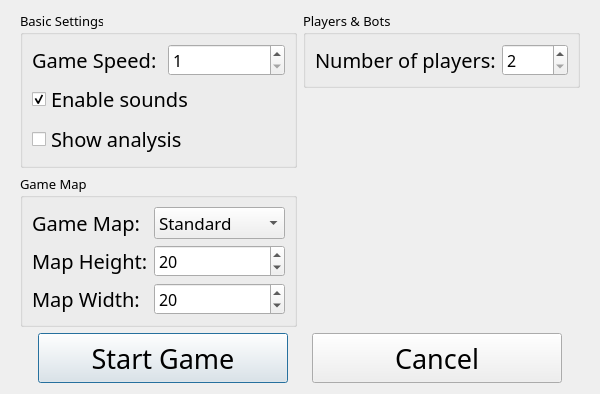
The window that src/ui/localGameDialog/localGameDialog.ui (SZXC-WG/LocalGen-new) describes before a commit, drawn with Qt 5.
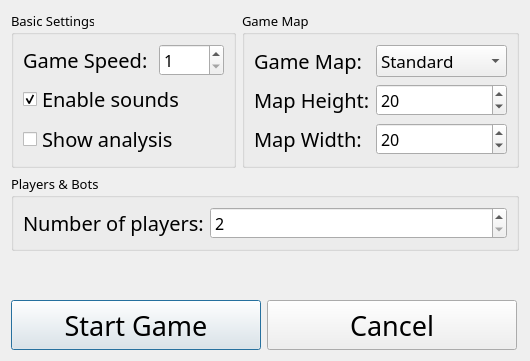
The same window after the commit. Custom widgets are drawn as their Qt base class.

Commit message: upd(localGameDialog): improve UI

```diff
--- a/src/ui/localGameDialog/localGameDialog.ui
+++ b/src/ui/localGameDialog/localGameDialog.ui
@@ -6,8 +6,8 @@
    <rect>
     <x>0</x>
     <y>0</y>
-    <width>600</width>
-    <height>384</height>
+    <width>530</width>
+    <height>361</height>
    </rect>
   </property>
   <property name="font">
@@ -18,17 +18,9 @@
   <property name="windowTitle">
    <string>Local Game</string>
   </property>
-  <layout class="QVBoxLayout" name="verticalLayout_5">
-   <property name="leftMargin">
-    <number>20</number>
-   </property>
-   <property name="rightMargin">
-    <number>20</number>
-   </property>
+  <layout class="QVBoxLayout" name="verticalLayout_3">
    <item>
-    <layout class="QHBoxLayout" name="settingsLayout">
-     <item>
-      <layout class="QVBoxLayout" name="verticalLayout_left">
+    <layout class="QHBoxLayout" name="horizontalLayout">
        <item>
         <widget class="QGroupBox" name="groupBox_basicSettings">
          <property name="font">
@@ -259,23 +251,8 @@
          </layout>
         </widget>
        </item>
-       <item>
-        <spacer name="leftSpacer">
-         <property name="orientation">
-          <enum>Qt::Orientation::Vertical</enum>
-         </property>
-         <property name="sizeHint" stdset="0">
-          <size>
-           <width>20</width>
-           <height>40</height>
-          </size>
-         </property>
-        </spacer>
-       </item>
-      </layout>
-     </item>
-     <item>
-      <layout class="QVBoxLayout" name="verticalLayout_right">
+    </layout>
+   </item>
        <item>
         <widget class="QGroupBox" name="groupBox_players">
          <property name="font">
@@ -329,23 +306,6 @@
           </item>
          </layout>
         </widget>
-       </item>
-       <item>
-        <spacer name="rightSpacer">
-         <property name="orientation">
-          <enum>Qt::Orientation::Vertical</enum>
-         </property>
-         <property name="sizeHint" stdset="0">
-          <size>
-           <width>20</width>
-           <height>40</height>
-          </size>
-         </property>
-        </spacer>
-       </item>
-      </layout>
-     </item>
-    </layout>
    </item>
    <item>
     <spacer name="spacer_2">
```
Lines whose indentation alone changed are shown as unchanged.
